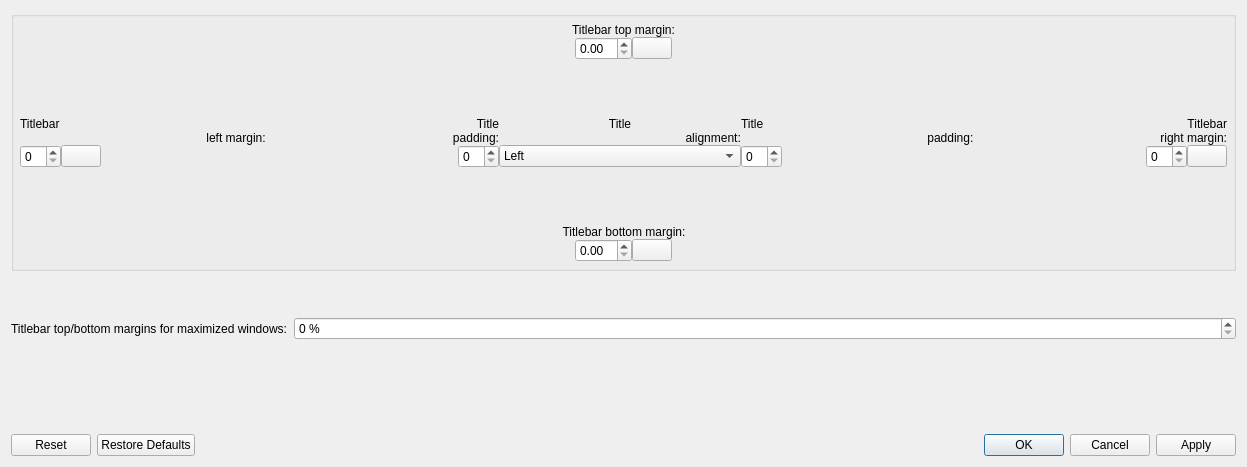
sonicde-debian/silver-theme, file kdecoration/config/ui/titlebarspacing.ui: the form before one commit.
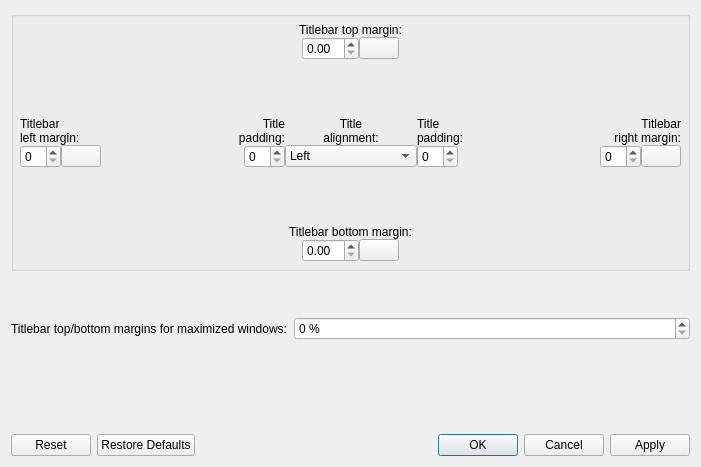
The form after the commit.

The edit to the form file:
```diff
--- a/kdecoration/config/ui/titlebarspacing.ui
+++ b/kdecoration/config/ui/titlebarspacing.ui
@@ -118,7 +118,7 @@
                                                     <bool>true</bool>
                                                 </property>
                                                 <property name="maximum">
-                                                    <double>25.000000000000000</double>
+             <double>50.000000000000000</double>
                                                 </property>
                                                 <property name="singleStep">
                                                     <double>0.050000000000000</double>
@@ -195,7 +195,7 @@
                                                     <number>0</number>
                                                 </property>
                                                 <property name="maximum">
-                                                    <number>30</number>
+             <number>60</number>
                                                 </property>
                                             </widget>
                                         </item>
@@ -238,7 +238,7 @@
                                             <widget class="QLabel" name="label_11">
                                                 <property name="text">
                                                     <string>Titlebar
-                                                        right margin:</string>
+right margin:</string>
                                                 </property>
                                                 <property name="alignment">
                                                     <set>Qt::AlignRight|Qt::AlignTrailing|Qt::AlignVCenter</set>
@@ -291,7 +291,7 @@
                                             <widget class="QLabel" name="label_10">
                                                 <property name="text">
                                                     <string>Titlebar
-                                                        left margin:</string>
+left margin:</string>
                                                 </property>
                                                 <property name="alignment">
                                                     <set>Qt::AlignLeading|Qt::AlignLeft|Qt::AlignVCenter</set>
@@ -332,6 +332,9 @@
                                                         <verstretch>0</verstretch>
                                                     </sizepolicy>
                                                 </property>
+            <property name="maximum">
+             <number>60</number>
+            </property>
                                             </widget>
                                         </item>
                                         <item row="2" column="6">
@@ -342,13 +345,16 @@
                                                         <verstretch>0</verstretch>
                                                     </sizepolicy>
                                                 </property>
+            <property name="maximum">
+             <number>60</number>
+            </property>
                                             </widget>
                                         </item>
                                         <item row="0" column="5">
                                             <widget class="QLabel" name="label_3">
                                                 <property name="text">
                                                     <string>Title
-                                                        alignment:</string>
+alignment:</string>
                                                 </property>
                                                 <property name="alignment">
                                                     <set>Qt::AlignCenter</set>
@@ -386,7 +392,7 @@
                                             <widget class="QLabel" name="label_7">
                                                 <property name="text">
                                                     <string>Title
-                                                        padding:</string>
+padding:</string>
                                                 </property>
                                                 <property name="alignment">
                                                     <set>Qt::AlignRight|Qt::AlignTrailing|Qt::AlignVCenter</set>
@@ -400,7 +406,7 @@
                                             <widget class="QLabel" name="label_8">
                                                 <property name="text">
                                                     <string>Title
-                                                        padding:</string>
+padding:</string>
                                                 </property>
                                             </widget>
                                         </item>
@@ -468,7 +474,7 @@
                                                     <bool>true</bool>
                                                 </property>
                                                 <property name="maximum">
-                                                    <double>25.000000000000000</double>
+             <double>50.000000000000000</double>
                                                 </property>
                                                 <property name="singleStep">
                                                     <double>0.050000000000000</double>
```
Left out of the diff: 72 changed lines with no effect on the pictures. Lines whose indentation alone changed are shown as unchanged.
